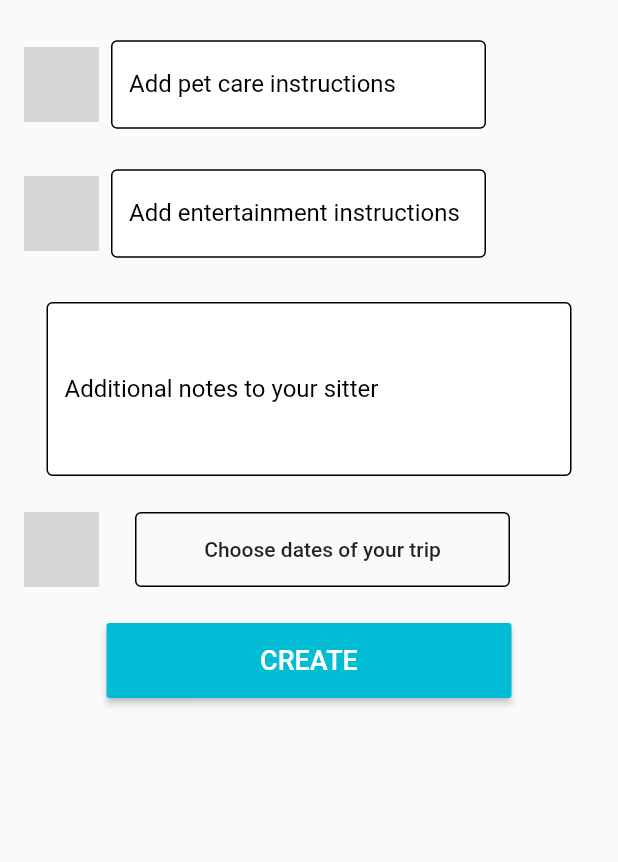
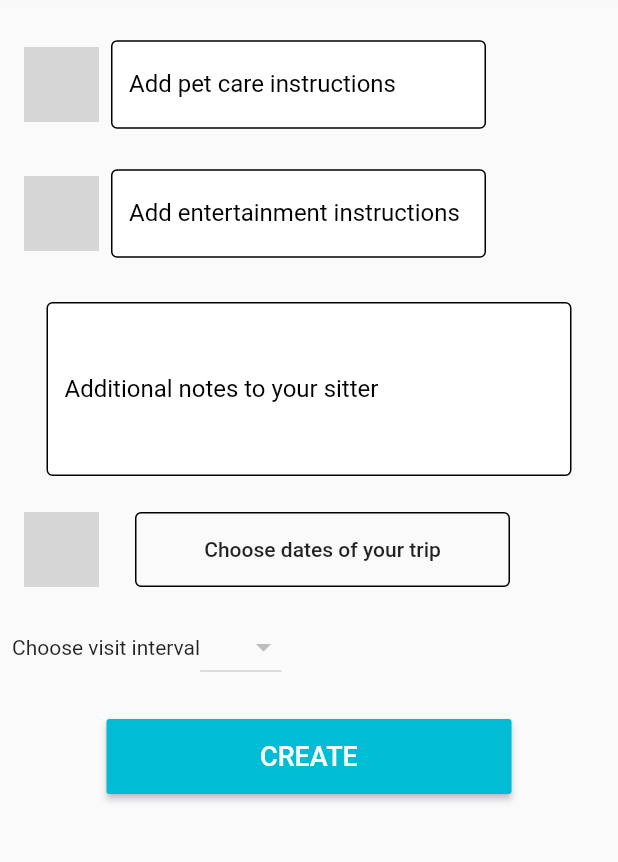
Before and after one commit to Mantykora/Pet-My-Cat, a Flutter app: the PetEditRoute screen opened directly, scrolled down 200 dp, on a phone screen of 412 x 824 dp, the part 109-971 px from its top. Run offline on Flutter 3.47's test engine with Material 2 defaults, Android fonts, the phone set to English and light mode, and no system bars; our stand-ins replace date_format, flutter_svg; missing offline and left inert: date_range_picker, flutter_calendar; grey boxes are pictures that could not be loaded.

Commit message:
feat: add calendar and dropdown button

```diff
--- a/lib/pet_detail_route.dart
+++ b/lib/pet_detail_route.dart
@@ -4,6 +4,8 @@ import 'package:date_range_picker/date_range_picker.dart' as DateRagePicker;
 import 'package:date_format/date_format.dart';
 import 'package:pet_my_cat/owner_main_route.dart';
 import 'package:pet_my_cat/pet_edit_route.dart';
+import 'package:flutter_calendar/flutter_calendar.dart';
+
 
 class PetDetailRoute extends StatefulWidget {
   PetDetailRoute({Key key}) :super(key: key);
@@ -206,6 +208,11 @@ class _PetEditState extends State<PetDetailRoute> {
                 ],
               ),
             ),
+
+            Calendar(
+              showCalendarPickerIcon: false,
+            ),
+
             Padding(
               padding: const EdgeInsets.only(top: 16),
               child: Container(
--- a/lib/pet_edit_route.dart
+++ b/lib/pet_edit_route.dart
@@ -227,6 +227,26 @@ class _PetEditState extends State<PetEditRoute> {
                 ],
               ),
             ),
+
+            Padding(
+              padding: const EdgeInsets.all(8.0),
+              child: Row(
+                children: <Widget>[
+                  Text('Choose visit interval'),
+                  DropdownButton(items:
+                      <String>['One', 'Two']
+                      .map<DropdownMenuItem<String>>((String value) {
+                        return DropdownMenuItem<String> (
+                          value: value,
+                          child: Text(value),
+                        );
+                      })
+                      .toList()
+                      , onChanged: null)
+                ],
+              ),
+            ),
+
             Padding(
               padding: const EdgeInsets.only(top: 16),
               child: Container(
--- a/pubspec.yaml
+++ b/pubspec.yaml
@@ -18,6 +18,7 @@ dependencies:
   flutter_svg: ^0.10.3
   date_range_picker: ^1.0.3
   date_format: ^1.0.6
+  flutter_calendar: ^0.0.1
 
 
   # The following adds the Cupertino Icons font to your application.
```
